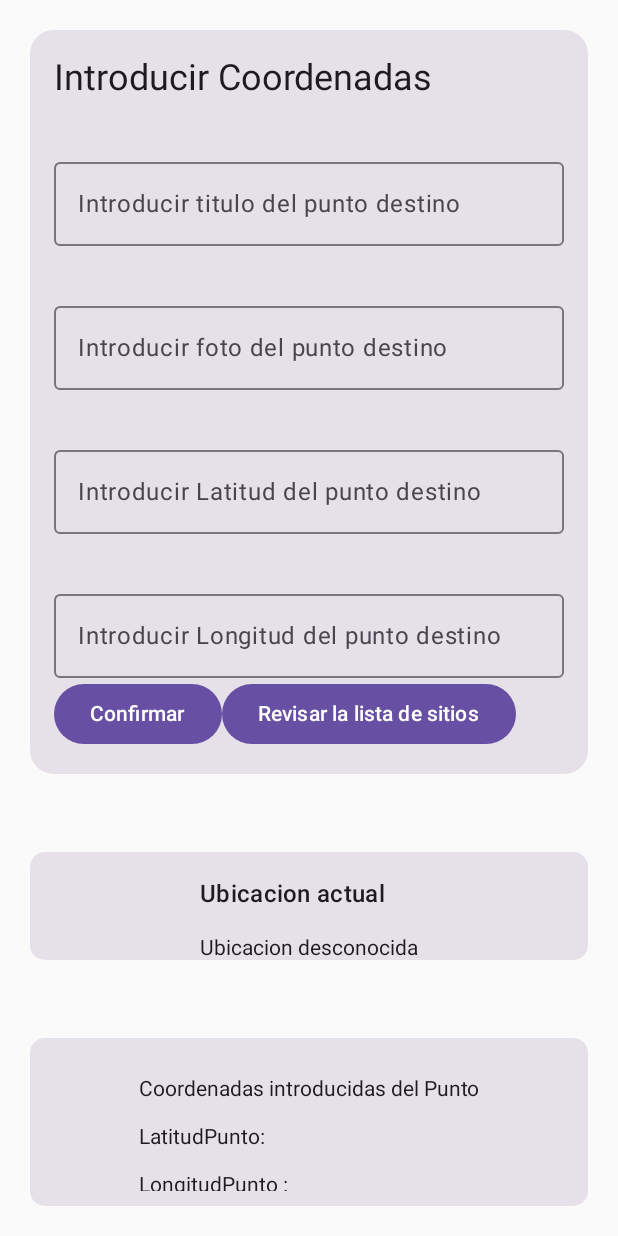
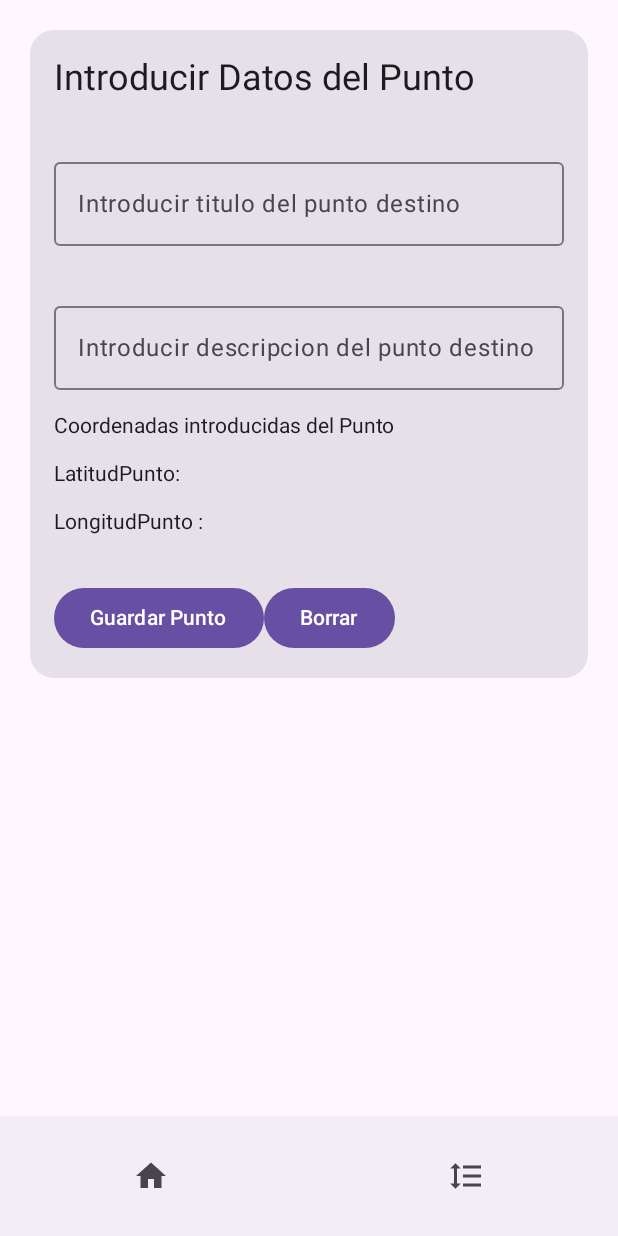
Before and after one commit to loquox/LoquoxLocation, an Android app built with Jetpack Compose: the screen it shows after launch (MainActivity), on a phone screen of 412 x 824 dp. Run offline under Robolectric (Android 15) with nearby library versions, the phone set to English and light mode, and no system bars; libraries missing offline, so code that uses them is left out: com.example; 2 statements that could not run were skipped.

```diff
--- a/app/build.gradle.kts
+++ b/app/build.gradle.kts
@@ -41,10 +41,15 @@ android {
 
 dependencies {
 
+    implementation ("androidx.compose.material3:material3:1.2.0") // Última versión disponible
+    implementation ("androidx.compose.material:material:1.6.0")   // Última versión si usas Material 2
+
+    implementation ("androidx.compose.material:material-icons-extended:1.6.0")
 
 
     implementation("androidx.room:room-runtime:2.5.0")
     implementation(libs.androidx.benchmark.macro)
+    implementation(libs.androidx.runtime.livedata)
     annotationProcessor("androidx.room:room-compiler:2.5.0")
 
     // Opcional: para usar coroutines con Room
--- a/app/src/main/java/com/example/LoquoxLocation/MainActivity.kt
+++ b/app/src/main/java/com/example/LoquoxLocation/MainActivity.kt
@@ -1,6 +1,7 @@
 package com.example.LoquoxLocation
 
 import android.Manifest
+import android.annotation.SuppressLint
 import android.os.Bundle
 import android.os.Looper
 import android.widget.Toast
@@ -8,20 +9,26 @@ import androidx.activity.ComponentActivity
 import androidx.activity.compose.setContent
 import androidx.activity.enableEdgeToEdge
 import androidx.activity.viewModels
-import androidx.compose.foundation.layout.Box
 import androidx.compose.foundation.layout.Column
 import androidx.compose.foundation.layout.Row
 import androidx.compose.foundation.layout.Spacer
 import androidx.compose.foundation.layout.fillMaxWidth
 import androidx.compose.foundation.layout.padding
 import androidx.compose.foundation.layout.statusBarsPadding
-import androidx.compose.foundation.layout.wrapContentSize
 import androidx.compose.foundation.shape.RoundedCornerShape
-import androidx.compose.foundation.text.KeyboardOptions
+import androidx.compose.material.icons.Icons
+import androidx.compose.material.icons.filled.FormatLineSpacing
+import androidx.compose.material.icons.filled.Home
+
+
 import androidx.compose.material3.Button
 import androidx.compose.material3.Card
+import androidx.compose.material3.Icon
 import androidx.compose.material3.MaterialTheme
+import androidx.compose.material3.NavigationBar
+import androidx.compose.material3.NavigationBarItem
 import androidx.compose.material3.OutlinedTextField
+import androidx.compose.material3.Scaffold
 import androidx.compose.material3.Text
 import androidx.compose.runtime.Composable
 import androidx.compose.runtime.DisposableEffect
@@ -31,11 +38,11 @@ import androidx.compose.runtime.mutableStateOf
 import androidx.compose.runtime.remember
 import androidx.compose.runtime.saveable.rememberSaveable
 import androidx.compose.runtime.setValue
-import androidx.compose.ui.Alignment
 import androidx.compose.ui.Modifier
 import androidx.compose.ui.platform.LocalContext
 import androidx.compose.ui.platform.LocalLifecycleOwner
-import androidx.compose.ui.text.input.KeyboardType
+
+import androidx.compose.ui.tooling.data.UiToolingDataApi
 import androidx.compose.ui.unit.dp
 import androidx.lifecycle.viewmodel.compose.viewModel
 import androidx.navigation.NavHostController
@@ -70,26 +77,37 @@ class MainActivity : ComponentActivity() {
             val navController = rememberNavController()
 
             NavHost(navController = navController,
-                startDestination = "locationScreen"){
-                composable("locationScreen"){
-                    LocationScreen(navController, sitiosViewModel)  }
+                startDestination = "ViewContainer"){
+                composable("ViewContainer"){
 
+                    ViewContainer(navController, sitiosViewModel)
+                    }
                 composable("listaSitios") {
                     ListaSitios(navController,sitiosViewModel  )
-
                 }
             }
         }
     }
 }
 
+@SuppressLint("UnusedMaterial3ScaffoldPaddingParameter")
+@Composable
+fun ViewContainer(navController: NavHostController, sitiosViewModel: SitiosViewModel){
+   Scaffold(
+       content = { Content(navController, sitiosViewModel) },
+       bottomBar = { BottonBar(navController) }
+   )
+}
 
-@OptIn(ExperimentalPermissionsApi::class)
 @Composable
+fun Content(navController: NavHostController,sitiosViewModel: SitiosViewModel){
+    LocationScreen(navController, sitiosViewModel)
+}
 
+@OptIn(ExperimentalPermissionsApi::class, UiToolingDataApi::class)
+@Composable
 fun LocationScreen(navController: NavHostController,
                    sitiosViewModel: SitiosViewModel = viewModel()) {
-
 
     val context = LocalContext.current
     val locationClient = remember {LocationServices.getFusedLocationProviderClient(context)}
@@ -98,9 +116,8 @@ fun LocationScreen(navController: NavHostController,
     val proximidad = 100.0
     var distancia by rememberSaveable { mutableStateOf(0.0) }
 
-
     var tituloPunto by rememberSaveable { mutableStateOf("") }
-    var fotoPunto by rememberSaveable { mutableStateOf("") }
+    var descripcionPunto by rememberSaveable { mutableStateOf("") }
     var latitudPunto by rememberSaveable { mutableStateOf("") }
     var longitudPunto by rememberSaveable { mutableStateOf("") }
 
@@ -114,98 +131,31 @@ fun LocationScreen(navController: NavHostController,
     var confirmarCoordenadas by rememberSaveable { mutableStateOf(false) }
 
 
-
     Column(modifier = Modifier.padding(10.dp)) {
 
             IntroducirCoor(
                 navController,
                 tituloPunto,
-                fotoPunto,
-                latitudPunto,
-                longitudPunto,
+                descripcionPunto,
+                latitudPunto = latitudPunto,
+                longitudPunto = longitudPunto,
                 sitiosViewModel,
-                onCoordenadasConfirmadas = { titulo, foto, nuevaLatitud, nuevaLongitud ->
-                    latitudPunto = nuevaLatitud
-                    longitudPunto = nuevaLongitud
+                onCoordenadasConfirmadas = { titulo, descripcion->
                     tituloPunto = titulo
-                    fotoPunto = foto
+                    descripcionPunto = descripcion
                     confirmarCoordenadas = true
-                    sitiosViewModel.guardarSitio(tituloPunto, fotoPunto, latitudPunto, longitudPunto)
-
+                    if(tituloPunto.isNotEmpty() && descripcionPunto.isNotEmpty()) {
+                        sitiosViewModel.guardarSitio(
+                            tituloPunto,
+                            descripcionPunto,
+                            latitudPunto,
+                            longitudPunto
+                        )
+                    }else {
+                        Toast.makeText(context, "No hay titulo ni descripcion del Punto  ", Toast.LENGTH_SHORT).show()
+                    }
                 }
             )
-
-        Spacer(modifier = Modifier.padding(16.dp))
-
-
-        Card(modifier = Modifier.padding(10.dp).fillMaxWidth(),
-            shape = RoundedCornerShape(10.dp)) {
-            Box(
-                modifier = Modifier
-                    .fillMaxWidth()
-                    .wrapContentSize(Alignment.Center)
-            ){
-                Column {
-                    Text(
-                        text = "Ubicacion actual",
-                        modifier = Modifier.padding(top = 16.dp),
-                        style = MaterialTheme.typography.titleMedium
-
-                    )
-
-
-                    Text(
-                        text = locationText,
-                        modifier = Modifier.padding(top = 16.dp)
-
-                    )
-                }
-        }}
-
-        Spacer(modifier = Modifier.padding(16.dp))
-
-        Card(modifier = Modifier.padding(10.dp).fillMaxWidth(),
-            shape = RoundedCornerShape(10.dp)) {
-            Box(
-                modifier = Modifier
-                    .fillMaxWidth()
-                    .wrapContentSize(Alignment.Center)
-            ){
-                Column {
-
-                   MostrarCoordenadas(latitudPunto,longitudPunto)
-                }
-            }}
-
-
-
-        Card(modifier = Modifier.padding(10.dp).fillMaxWidth(),
-            shape = RoundedCornerShape(10.dp)) {
-            Box(
-                modifier = Modifier
-                    .fillMaxWidth()
-
-                     ){
-                Column {
-                    Text(
-                        text = "Distancia al Punto",
-                        modifier = Modifier.padding(top = 16.dp).
-                        align(Alignment.Start),
-                        style = MaterialTheme.typography.titleMedium,
-
-
-                    )
-
-                    Text(
-                        text = distancia.toString(),
-                        modifier = Modifier.padding(top = 16.dp).
-                        align(Alignment.CenterHorizontally)
-
-                    )
-                }
-            }}
-
-
     }
 
     if (!locationPermissionState.status.isGranted) {
@@ -226,9 +176,11 @@ fun LocationScreen(navController: NavHostController,
     val locationCallback = object : LocationCallback() {
         override  fun onLocationResult(locationResult: LocationResult) {
             for (location in locationResult.locations) {
-                locationText =
-                    "Latitud: ${location.latitude},   " +
-                            "Longitud: ${location.longitude}"
+                latitudPunto = location.latitude.toString()
+                longitudPunto = location.longitude.toString()
+
+
+
                 val latitudPuntoDouble = latitudPunto.toDoubleOrNull()
                 val longitudPuntoDouble = longitudPunto.toDoubleOrNull()
 //                val latitudPuntoDouble = 43.337788498781876
@@ -272,15 +224,13 @@ fun LocationScreen(navController: NavHostController,
 fun IntroducirCoor(
                     navController: NavHostController,
                     titulo: String,
-                    foto: String,
-                    latitud: String,
-                    longitud: String,
+                    descripcion: String,
+                    latitudPunto: String,
+                    longitudPunto: String,
                     sitiosViewModel: SitiosViewModel,
-                   onCoordenadasConfirmadas: (String, String, String, String) -> Unit){
+                   onCoordenadasConfirmadas: (String, String) -> Unit){
     var titulolocal by rememberSaveable { mutableStateOf(titulo) }
-    var fotolocal by rememberSaveable { mutableStateOf(foto) }
-    var latitudlocal by rememberSaveable { mutableStateOf(latitud) }
-    var longitudlocal by rememberSaveable { mutableStateOf(longitud) }
+    var descripcionlocal by rememberSaveable { mutableStateOf(descripcion) }
 
 
 
@@ -293,15 +243,15 @@ fun IntroducirCoor(
             ){
         Column(modifier = Modifier.padding(16.dp)) {
             Text(
-                text = "Introducir Coordenadas",
+                text = "Introducir Datos del Punto",
                 style = MaterialTheme.typography.headlineSmall
             )
 
             Spacer(modifier = Modifier.padding(16.dp))
 
             OutlinedTextField(
-                value = titulolocal,
-                onValueChange = { titulolocal = it },
+                value = sitiosViewModel.tituloLocal,
+                onValueChange = { sitiosViewModel.tituloLocal = it },
                 label = { Text("Introducir titulo del punto destino") },
                 modifier = Modifier.fillMaxWidth()
             )
@@ -310,77 +260,12 @@ fun IntroducirCoor(
             Spacer(modifier = Modifier.padding(16.dp))
 
             OutlinedTextField(
-                value = fotolocal,
-                onValueChange = { fotolocal = it },
-                label = { Text("Introducir foto del punto destino") },
+                value = sitiosViewModel.descripcionLocal,
+                onValueChange = { sitiosViewModel.descripcionLocal = it },
+                label = { Text("Introducir descripcion del punto destino") },
                 modifier = Modifier.fillMaxWidth()
             )
 
-
-
-            Spacer(modifier = Modifier.padding(16.dp))
-
-            OutlinedTextField(
-                value = latitudlocal,
-                onValueChange = {
-                    if (it.isEmpty() || it.matches(Regex("^-?[0-9]*(\\.[0-9]*)?$"))){
-                    latitudlocal = it }
-                    },
-                label = { Text("Introducir Latitud del punto destino") },
-                modifier = Modifier.fillMaxWidth(),
-                keyboardOptions =  KeyboardOptions(
-                    keyboardType = KeyboardType.Number,
-                )
-            )
-
-            Spacer(modifier = Modifier.padding(16.dp))
-
-            OutlinedTextField(
-                value = longitudlocal,
-                onValueChange = {
-                    if (it.isEmpty() || it.matches(Regex("^-?[0-9]*(\\.[0-9]*)?$"))){
-                        longitudlocal = it }
-                },
-                label = { Text("Introducir Longitud del punto destino") },
-                modifier = Modifier.fillMaxWidth(),
-                keyboardOptions =  KeyboardOptions(
-                    keyboardType = KeyboardType.Number,
-
-                    )
-            )
-
-
-
-            Row {
-                Button(onClick = {
-                    onCoordenadasConfirmadas(titulolocal, fotolocal, latitudlocal, longitudlocal)
-                    titulolocal = ""
-                    fotolocal = ""
-                    latitudlocal = ""
-                    longitudlocal = ""
-                }) {
-                    Text("Confirmar")
-                }
-
-                Button(onClick = {
-                    navController.navigate("listaSitios")
-                }) {
-                    Text("Revisar la lista de sitios")
-                }
-            }
-        }
-    }
-}
-
-@Composable
-fun MostrarCoordenadas(latitudPunto: Any?, longitudPunto: Any?) {
-
-    Card(modifier = Modifier.padding(10.dp).fillMaxWidth()){
-        Box(
-            modifier = Modifier
-                .fillMaxWidth()
-                .wrapContentSize(Alignment.Center)
-        ){
             Column {
                 Text(
                     text = "Coordenadas introducidas del Punto",
@@ -388,21 +273,44 @@ fun MostrarCoordenadas(latitudPunto: Any?, longitudPunto: Any?) {
                 )
 
                 Text(
-                    text = "LatitudPunto: $latitudPunto",
+                    text = "LatitudPunto: ${latitudPunto} ",
                     modifier = Modifier.padding(top = 16.dp)
                 )
 
                 Text(
-                    text = "LongitudPunto : $longitudPunto",
+                    text = "LongitudPunto : ${longitudPunto}",
                     modifier = Modifier.padding(top = 16.dp)
                 )
             }
 
-        }
+            Spacer(modifier = Modifier.padding(16.dp))
 
-    }
+            Row {
+                Button(onClick = {
+                    onCoordenadasConfirmadas(sitiosViewModel.tituloLocal, sitiosViewModel.descripcionLocal)
+                    titulolocal = ""
+                    descripcionlocal = ""
+                    if (latitudPunto.isNotEmpty() && longitudPunto.isNotEmpty()) {
+                        navController.navigate("listaSitios")
+                    }
+
+                }) {
+                    Text("Guardar Punto")
+                }
+
+                Button(onClick = {
+                    sitiosViewModel.tituloLocal=""
+                    sitiosViewModel.descripcionLocal=""
+                })
+                {
+                    Text("Borrar")
+                }
 
 
+
+            }
+        }
+    }
 }
 
 
@@ -423,3 +331,23 @@ fun CalcularDistancia(lat1: Double, lon1: Double, lat2: Double, lon2: Double): D
 
     return result // Distancia en metros
 }
+
+
+@Composable
+fun BottonBar(navController: NavHostController) {
+    MaterialTheme {
+        NavigationBar {
+            NavigationBarItem(
+                icon = { Icon(Icons.Filled.Home, contentDescription = "Home") },
+                selected = false,
+                onClick = { navController.navigate("ViewContainer")}
+            )
+
+            NavigationBarItem(
+                icon = { Icon(Icons.Filled.FormatLineSpacing, contentDescription = "Lista de Sitios") },
+                selected = false,
+                onClick = {  navController.navigate("listaSitios") }
+            )
+        }
+    }
+}
--- a/app/src/main/java/com/example/LoquoxLocation/SitiosViewModel.kt
+++ b/app/src/main/java/com/example/LoquoxLocation/SitiosViewModel.kt
@@ -2,7 +2,12 @@ package com.example.LoquoxLocation
 
 import android.app.Application
 import android.content.Context
+import androidx.compose.runtime.getValue
+import androidx.compose.runtime.mutableStateOf
+import androidx.compose.runtime.setValue
 import androidx.lifecycle.AndroidViewModel
+import androidx.lifecycle.LiveData
+import androidx.lifecycle.MutableLiveData
 import androidx.lifecycle.viewModelScope
 import com.example.LoquoxLocation.data.DatabaseHelper
 import com.example.LoquoxLocation.data.Sitio
@@ -10,8 +15,13 @@ import kotlinx.coroutines.launch
 
 class SitiosViewModel(applicationContext: Context): AndroidViewModel(applicationContext as Application) {
 
-    val listaSitios = mutableListOf<Sitio>()
+    val _listaSitios = MutableLiveData<List<Sitio>>()
     private val dbHelper = DatabaseHelper(applicationContext)
+    val listaSitios: LiveData<List<Sitio>> get() = _listaSitios
+
+    var tituloLocal by mutableStateOf("")
+    var descripcionLocal by mutableStateOf("")
+
 
     init {
         cargarSitios()
@@ -21,17 +31,27 @@ class SitiosViewModel(applicationContext: Context): AndroidViewModel(application
     fun cargarSitios(){
         viewModelScope.launch {
             val sitios = dbHelper.obtenerSitios()
-            listaSitios.clear()
-            listaSitios.addAll(sitios)
-
+            _listaSitios.postValue(sitios)
 
         }
     }
 
-    fun guardarSitio(titulo: String, foto: String, latitud: String, longitud: String ) {
+    fun guardarSitio(titulo: String, descripcion: String, latitud: String, longitud: String ) {
         viewModelScope.launch {
-            dbHelper.insertarSitio(titulo, foto, latitud, longitud)
+            dbHelper.insertarSitio(titulo, descripcion, latitud, longitud)
+            cargarSitios()
+
+            tituloLocal = titulo
+            descripcionLocal = descripcion
+        }
+}
+
+
+    fun borrarSitio(sitio: Sitio) {
+        viewModelScope.launch {
+            dbHelper.borrarSitio(sitio)
             cargarSitios()
         }
-}
+
     }
+    }
--- a/app/src/main/java/com/example/LoquoxLocation/data/Sitio.kt
+++ b/app/src/main/java/com/example/LoquoxLocation/data/Sitio.kt
@@ -2,6 +2,6 @@ package com.example.LoquoxLocation.data
 
 data class Sitio(
     val titulo: String,
-    val foto: String,
+    val descripcion: String,
     val latidud: String,
     val longitud: String)
--- a/gradle/libs.versions.toml
+++ b/gradle/libs.versions.toml
@@ -10,6 +10,7 @@ activityCompose = "1.9.3"
 composeBom = "2024.04.01"
 playServicesLocation = "21.3.0"
 benchmarkMacro = "1.3.3"
+runtimeLivedata = "1.7.6"
 
 [libraries]
 androidx-core-ktx = { group = "androidx.core", name = "core-ktx", version.ref = "coreKtx" }
@@ -28,6 +29,7 @@ androidx-ui-test-junit4 = { group = "androidx.compose.ui", name = "ui-test-junit
 androidx-material3 = { group = "androidx.compose.material3", name = "material3" }
 play-services-location = { group = "com.google.android.gms", name = "play-services-location", version.ref = "playServicesLocation" }
 androidx-benchmark-macro = { group = "androidx.benchmark", name = "benchmark-macro", version.ref = "benchmarkMacro" }
+androidx-runtime-livedata = { group = "androidx.compose.runtime", name = "runtime-livedata", version.ref = "runtimeLivedata" }
 
 [plugins]
 android-application = { id = "com.android.application", version.ref = "agp" }
```
Also changed, not shown: app/src/main/java/com/example/LoquoxLocation/data/DatabaseHelper.kt (+16 -6 lines), app/src/main/java/com/example/LoquoxLocation/screens/ListaSitios.kt (+80 -14 lines).
